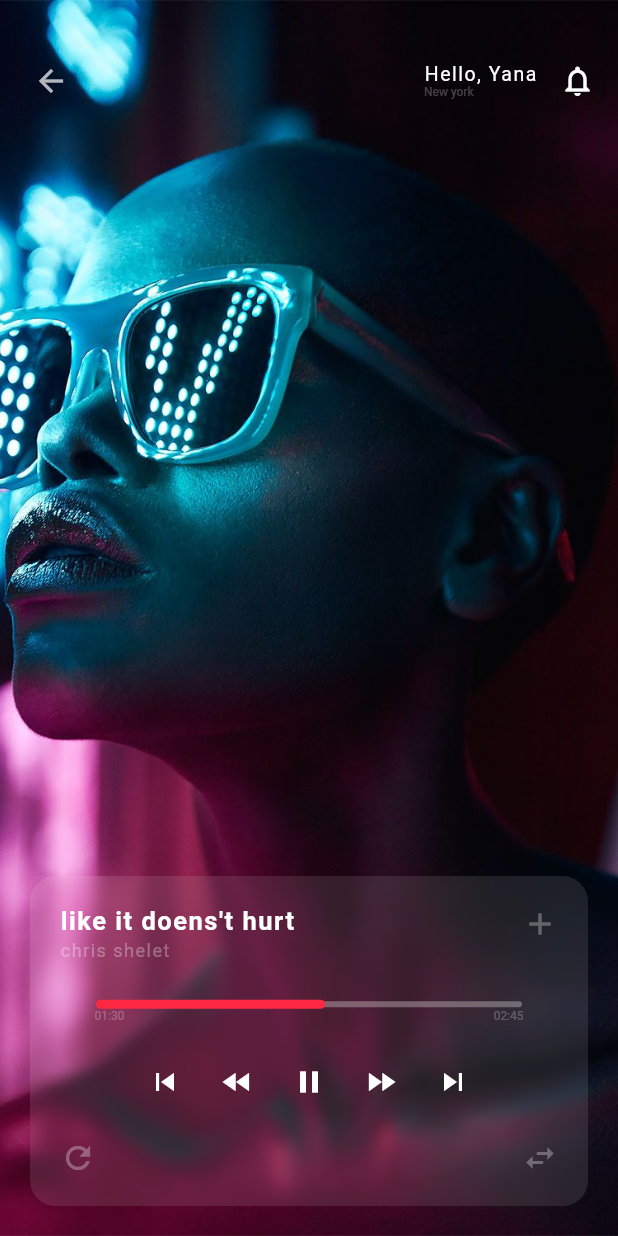
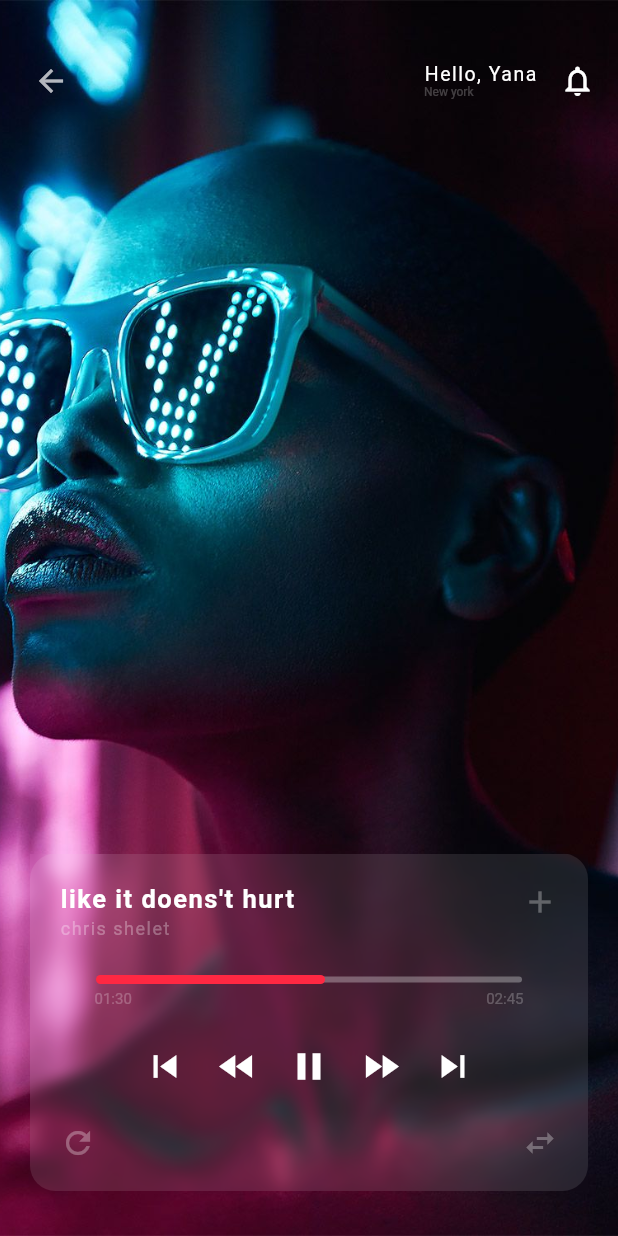
Before and after one commit to td-santos/Flutter_UI_Projects, a Flutter app: the Player screen opened directly, on a phone screen of 412 x 824 dp. Run offline on Flutter 3.47's test engine with Material 2 defaults, Android fonts, the phone set to English and light mode, and no system bars.

```diff
--- a/music_app/lib/screens/Player.dart
+++ b/music_app/lib/screens/Player.dart
@@ -25,7 +25,7 @@ class _PlayerState extends State<Player> {
                 fit: BoxFit.cover,
               )),
           Positioned(top: 30, left: 0, right: 0, child: _appBar()),
-          Positioned(bottom: 20, left: 0, right: 0, child: _player())
+          Positioned(bottom: 30, left: 0, right: 0, child: _player())
         ],
       ),
     );
@@ -38,7 +38,7 @@ class _PlayerState extends State<Player> {
         child: BackdropFilter(
           filter: ImageFilter.blur(sigmaX: 4, sigmaY: 4),
           child: Container(
-            height: 220,
+            height: 225,
             decoration: BoxDecoration(
                 color: Colors.white10, borderRadius: BorderRadius.circular(17)),
             padding: EdgeInsets.only(left: 20,right: 20,top: 20,bottom: 20),
@@ -104,6 +104,7 @@ class _PlayerState extends State<Player> {
                     ),
                   ),
                 ),
+                SizedBox(height: 5,),
                 Padding(
                   padding: EdgeInsets.only(left: 23, right: 23),
                   child: Row(
@@ -111,11 +112,11 @@ class _PlayerState extends State<Player> {
                     children: <Widget>[
                       Text(
                         "01:30",
-                        style: TextStyle(color: Colors.white24, fontSize: 8),
+                        style: TextStyle(color: Colors.white24, fontSize: 10),
                       ),
                       Text(
                         "02:45",
-                        style: TextStyle(color: Colors.white24, fontSize: 8),
+                        style: TextStyle(color: Colors.white24, fontSize: 10),
                       ),
                     ],
                   ),
@@ -125,23 +126,23 @@ class _PlayerState extends State<Player> {
                   mainAxisAlignment: MainAxisAlignment.center,
                   children: <Widget>[
                     IconButton(
-                      icon: Icon(Icons.skip_previous, color: Colors.white,),
+                      icon: Icon(Icons.skip_previous, color: Colors.white,size: 30,),
                       onPressed: (){}
                     ),
                     IconButton(
-                      icon: Icon(Icons.fast_rewind, color: Colors.white,),
+                      icon: Icon(Icons.fast_rewind, color: Colors.white,size: 30,),
                       onPressed: (){}
                     ),
                     IconButton(
-                      icon: Icon(Icons.pause, color: Colors.white,),
+                      icon: Icon(Icons.pause, color: Colors.white,size: 30,),
                       onPressed: (){}
                     ),
                     IconButton(
-                      icon: Icon(Icons.fast_forward, color: Colors.white,),
+                      icon: Icon(Icons.fast_forward, color: Colors.white,size: 30,),
                       onPressed: (){}
                     ),
                     IconButton(
-                      icon: Icon(Icons.skip_next, color: Colors.white,),
+                      icon: Icon(Icons.skip_next, color: Colors.white,size: 30,),
                       onPressed: (){}
                     ),
                   ],
```
Also changed, not shown: music_app/lib/screens/Home.dart (+6 -3 lines).
